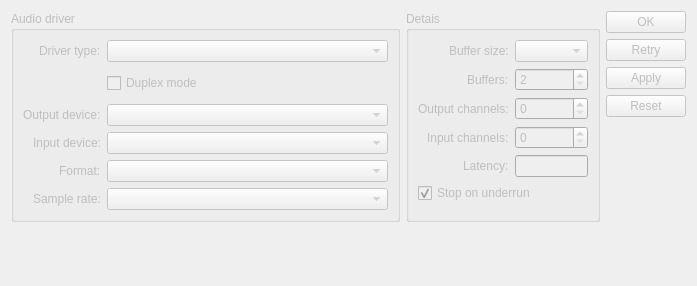
Old version of the form src/main/driverdialog.ui in the repository aasfalcon/samplebrowser.
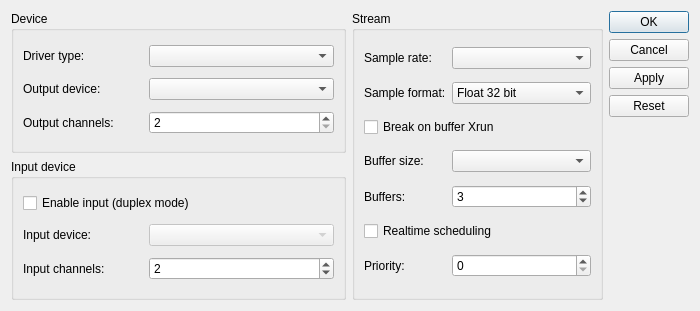
New version of the form. Icons and pictures are not drawn.

Commit message: Finishing driver dialog

Patch:
```diff
--- a/src/main/driverdialog.ui
+++ b/src/main/driverdialog.ui
@@ -9,15 +9,21 @@
    <rect>
     <x>0</x>
     <y>0</y>
-    <width>697</width>
-    <height>286</height>
+    <width>700</width>
+    <height>311</height>
    </rect>
   </property>
-  <property name="sizePolicy">
-   <sizepolicy hsizetype="Minimum" vsizetype="Minimum">
-    <horstretch>0</horstretch>
-    <verstretch>0</verstretch>
-   </sizepolicy>
+  <property name="minimumSize">
+   <size>
+    <width>700</width>
+    <height>311</height>
+   </size>
+  </property>
+  <property name="maximumSize">
+   <size>
+    <width>800</width>
+    <height>400</height>
+   </size>
   </property>
   <property name="windowTitle">
    <string>Driver Settings</string>
@@ -25,137 +31,69 @@
   <property name="modal">
    <bool>true</bool>
   </property>
-  <layout class="QGridLayout" name="gridLayout" columnstretch="2,0,0">
-   <item row="0" column="0">
-    <widget class="QGroupBox" name="chooseDriverGroup">
-     <property name="enabled">
-      <bool>false</bool>
-     </property>
-     <property name="title">
-      <string>Audio driver</string>
-     </property>
-     <layout class="QFormLayout">
-      <property name="labelAlignment">
-       <set>Qt::AlignRight|Qt::AlignTrailing|Qt::AlignVCenter</set>
-      </property>
-      <item row="0" column="0">
-       <widget class="QLabel" name="label">
-        <property name="text">
-         <string>Driver type:</string>
-        </property>
-        <property name="buddy">
-         <cstring>driverType</cstring>
-        </property>
-       </widget>
-      </item>
-      <item row="0" column="1">
-       <widget class="QComboBox" name="driverType"/>
-      </item>
-      <item row="1" column="1">
-       <widget class="QCheckBox" name="duplexMode">
-        <property name="minimumSize">
-         <size>
-          <width>0</width>
-          <height>30</height>
-         </size>
-        </property>
-        <property name="text">
-         <string>Duplex mode</string>
-        </property>
-       </widget>
-      </item>
-      <item row="2" column="0">
-       <widget class="QLabel" name="label_4">
-        <property name="text">
-         <string>Output device:</string>
-        </property>
-        <property name="buddy">
-         <cstring>outputDevice</cstring>
-        </property>
-       </widget>
-      </item>
-      <item row="2" column="1">
-       <widget class="QComboBox" name="outputDevice"/>
-      </item>
-      <item row="3" column="0">
-       <widget class="QLabel" name="label_5">
-        <property name="text">
-         <string>Input device:</string>
-        </property>
-        <property name="buddy">
-         <cstring>inputDevice</cstring>
-        </property>
-       </widget>
-      </item>
-      <item row="3" column="1">
-       <widget class="QComboBox" name="inputDevice">
-        <property name="enabled">
-         <bool>false</bool>
-        </property>
-       </widget>
-      </item>
-      <item row="4" column="0">
-       <widget class="QLabel" name="label_2">
-        <property name="text">
-         <string>Format:</string>
-        </property>
-        <property name="buddy">
-         <cstring>sampleFormat</cstring>
-        </property>
-       </widget>
-      </item>
-      <item row="4" column="1">
-       <widget class="QComboBox" name="sampleFormat"/>
-      </item>
-      <item row="5" column="0">
-       <widget class="QLabel" name="label_3">
-        <property name="text">
-         <string>Sample rate:</string>
-        </property>
-        <property name="buddy">
-         <cstring>sampleRate</cstring>
-        </property>
-       </widget>
-      </item>
-      <item row="5" column="1">
-       <widget class="QComboBox" name="sampleRate"/>
-      </item>
-     </layout>
-     <zorder>label</zorder>
-     <zorder>driverType</zorder>
-     <zorder>duplexMode</zorder>
-     <zorder>outputDevice</zorder>
-     <zorder>label_5</zorder>
-     <zorder>inputDevice</zorder>
-     <zorder>label_2</zorder>
-     <zorder>label_3</zorder>
-     <zorder>sampleRate</zorder>
-     <zorder>label_4</zorder>
-     <zorder>sampleFormat</zorder>
-    </widget>
-   </item>
-   <item row="0" column="1">
+  <layout class="QGridLayout" name="gridLayout" columnstretch="4,3,0">
+   <item row="0" column="1" rowspan="2">
     <widget class="QGroupBox" name="detailsGroup">
-     <property name="enabled">
-      <bool>false</bool>
-     </property>
      <property name="sizePolicy">
       <sizepolicy hsizetype="Preferred" vsizetype="Preferred">
-       <horstretch>1</horstretch>
-       <verstretch>0</verstretch>
+       <horstretch>0</horstretch>
+       <verstretch>1</verstretch>
       </sizepolicy>
      </property>
      <property name="title">
-      <string>Detais</string>
+      <string>Stream</string>
      </property>
      <layout class="QFormLayout" name="formLayout_2">
-      <property name="sizeConstraint">
-       <enum>QLayout::SetMinimumSize</enum>
-      </property>
-      <property name="labelAlignment">
-       <set>Qt::AlignRight|Qt::AlignTrailing|Qt::AlignVCenter</set>
-      </property>
       <item row="0" column="0">
+       <widget class="QLabel" name="label_3">
+        <property name="text">
+         <string>Sample rate:</string>
+        </property>
+        <property name="buddy">
+         <cstring>sampleRate</cstring>
+        </property>
+       </widget>
+      </item>
+      <item row="0" column="1">
+       <widget class="QComboBox" name="sampleRate">
+        <property name="sizePolicy">
+         <sizepolicy hsizetype="Preferred" vsizetype="Fixed">
+          <horstretch>0</horstretch>
+          <verstretch>1</verstretch>
+         </sizepolicy>
+        </property>
+       </widget>
+      </item>
+      <item row="1" column="0">
+       <widget class="QLabel" name="label_2">
+        <property name="text">
+         <string>Sample format:</string>
+        </property>
+        <property name="buddy">
+         <cstring>sampleFormat</cstring>
+        </property>
+       </widget>
+      </item>
+      <item row="1" column="1">
+       <widget class="QComboBox" name="sampleFormat">
+        <item>
+         <property name="text">
+          <string>Float 32 bit</string>
+         </property>
+        </item>
+       </widget>
+      </item>
+      <item row="2" column="0" colspan="2">
+       <widget class="QCheckBox" name="xrunStop">
+        <property name="text">
+         <string>Break on buffer Xrun</string>
+        </property>
+        <property name="checked">
+         <bool>false</bool>
+        </property>
+       </widget>
+      </item>
+      <item row="3" column="0">
        <widget class="QLabel" name="label_8">
         <property name="text">
          <string>Buffer size:</string>
@@ -165,14 +103,14 @@
         </property>
        </widget>
       </item>
-      <item row="0" column="1">
+      <item row="3" column="1">
        <widget class="QComboBox" name="bufferSize">
         <property name="currentText">
          <string/>
         </property>
        </widget>
       </item>
-      <item row="1" column="0">
+      <item row="4" column="0">
        <widget class="QLabel" name="label_9">
         <property name="text">
          <string>Buffers:</string>
@@ -182,7 +120,31 @@
         </property>
        </widget>
       </item>
-      <item row="1" column="1">
+      <item row="5" column="0" colspan="2">
+       <widget class="QCheckBox" name="realtime">
+        <property name="text">
+         <string>Realtime scheduling</string>
+        </property>
+       </widget>
+      </item>
+      <item row="6" column="0">
+       <widget class="QLabel" name="label_11">
+        <property name="text">
+         <string>Priority:</string>
+        </property>
+        <property name="buddy">
+         <cstring>priority</cstring>
+        </property>
+       </widget>
+      </item>
+      <item row="6" column="1">
+       <widget class="QSpinBox" name="priority">
+        <property name="maximum">
+         <number>89</number>
+        </property>
+       </widget>
+      </item>
+      <item row="4" column="1">
        <widget class="QSpinBox" name="bufferCount">
         <property name="minimum">
          <number>2</number>
@@ -190,29 +152,60 @@
         <property name="maximum">
          <number>16</number>
         </property>
+        <property name="value">
+         <number>3</number>
+        </property>
        </widget>
       </item>
-      <item row="2" column="0">
-       <widget class="QLabel" name="label_6">
+     </layout>
+    </widget>
+   </item>
+   <item row="1" column="0">
+    <widget class="QGroupBox" name="inputGroup">
+     <property name="title">
+      <string>Input device</string>
+     </property>
+     <property name="checked">
+      <bool>false</bool>
+     </property>
+     <layout class="QFormLayout" name="formLayout_3">
+      <item row="0" column="0" colspan="2">
+       <widget class="QCheckBox" name="duplexMode">
+        <property name="sizePolicy">
+         <sizepolicy hsizetype="Minimum" vsizetype="Fixed">
+          <horstretch>0</horstretch>
+          <verstretch>1</verstretch>
+         </sizepolicy>
+        </property>
         <property name="text">
-         <string>Output channels:</string>
+         <string>Enable input (duplex mode)</string>
+        </property>
+       </widget>
+      </item>
+      <item row="1" column="0">
+       <widget class="QLabel" name="label_5">
+        <property name="minimumSize">
+         <size>
+          <width>120</width>
+          <height>0</height>
+         </size>
+        </property>
+        <property name="text">
+         <string>Input device:</string>
         </property>
         <property name="buddy">
          <cstring>outChannels</cstring>
         </property>
        </widget>
       </item>
-      <item row="2" column="1">
-       <widget class="QSpinBox" name="outChannels">
-        <property name="minimum">
-         <number>0</number>
+      <item row="1" column="1">
+       <widget class="QComboBox" name="inputDevice">
+        <property name="enabled">
+         <bool>false</bool>
         </property>
-        <property name="maximum">
-         <number>32</number>
-        </property>
        </widget>
       </item>
-      <item row="3" column="0">
+      <item row="2" column="0">
        <widget class="QLabel" name="label_7">
         <property name="text">
          <string>Input channels:</string>
@@ -222,62 +215,110 @@
         </property>
        </widget>
       </item>
-      <item row="3" column="1">
+      <item row="2" column="1">
        <widget class="QSpinBox" name="inChannels">
+        <property name="maximum">
+         <number>32</number>
+        </property>
+        <property name="value">
+         <number>2</number>
+        </property>
+       </widget>
+      </item>
+     </layout>
+    </widget>
+   </item>
+   <item row="2" column="0" colspan="2">
+    <layout class="QHBoxLayout" name="statusLayout">
+     <property name="spacing">
+      <number>0</number>
+     </property>
+     <property name="rightMargin">
+      <number>10</number>
+     </property>
+    </layout>
+   </item>
+   <item row="0" column="0">
+    <widget class="QGroupBox" name="chooseDriverGroup">
+     <property name="title">
+      <string>Device</string>
+     </property>
+     <property name="checkable">
+      <bool>false</bool>
+     </property>
+     <layout class="QFormLayout" name="formLayout">
+      <item row="0" column="0">
+       <widget class="QLabel" name="label">
+        <property name="minimumSize">
+         <size>
+          <width>120</width>
+          <height>0</height>
+         </size>
+        </property>
+        <property name="text">
+         <string>Driver type:</string>
+        </property>
+        <property name="buddy">
+         <cstring>driverType</cstring>
+        </property>
+       </widget>
+      </item>
+      <item row="0" column="1">
+       <widget class="QComboBox" name="driverType">
+        <property name="sizePolicy">
+         <sizepolicy hsizetype="Preferred" vsizetype="Fixed">
+          <horstretch>0</horstretch>
+          <verstretch>1</verstretch>
+         </sizepolicy>
+        </property>
+       </widget>
+      </item>
+      <item row="1" column="0">
+       <widget class="QLabel" name="label_4">
+        <property name="text">
+         <string>Output device:</string>
+        </property>
+        <property name="buddy">
+         <cstring>outputDevice</cstring>
+        </property>
+       </widget>
+      </item>
+      <item row="1" column="1">
+       <widget class="QComboBox" name="outputDevice"/>
+      </item>
+      <item row="2" column="0">
+       <widget class="QLabel" name="label_6">
+        <property name="text">
+         <string>Output channels:</string>
+        </property>
+        <property name="buddy">
+         <cstring>outChannels</cstring>
+        </property>
+       </widget>
+      </item>
+      <item row="2" column="1">
+       <widget class="QSpinBox" name="outChannels">
         <property name="minimum">
-         <number>0</number>
+         <number>2</number>
         </property>
         <property name="maximum">
          <number>32</number>
         </property>
-       </widget>
-      </item>
-      <item row="4" column="0">
-       <widget class="QLabel" name="label_10">
-        <property name="text">
-         <string>Latency:</string>
-        </property>
-        <property name="buddy">
-         <cstring>latency</cstring>
-        </property>
-       </widget>
-      </item>
-      <item row="4" column="1">
-       <widget class="QLineEdit" name="latency">
-        <property name="text">
-         <string/>
-        </property>
-        <property name="readOnly">
-         <bool>true</bool>
-        </property>
-       </widget>
-      </item>
-      <item row="5" column="0" colspan="2">
-       <widget class="QCheckBox" name="xrunStop">
-        <property name="text">
-         <string>Stop on underrun</string>
-        </property>
-        <property name="checked">
-         <bool>true</bool>
+        <property name="value">
+         <number>2</number>
         </property>
        </widget>
       </item>
      </layout>
     </widget>
    </item>
-   <item row="1" column="0" colspan="2">
-    <layout class="QHBoxLayout" name="statusLayout"/>
-   </item>
-   <item row="0" column="2" rowspan="2">
+   <item row="0" column="2" rowspan="3">
     <widget class="QDialogButtonBox" name="buttonBox">
-     <property name="enabled">
-      <bool>false</bool>
-     </property>
      <property name="orientation">
       <enum>Qt::Vertical</enum>
      </property>
      <property name="standardButtons">
-      <set>QDialogButtonBox::Apply|QDialogButtonBox::Ok|QDialogButtonBox::Reset|QDialogButtonBox::Retry</set>
+      <set>QDialogButtonBox::Apply|QDialogButtonBox::Cancel|QDialogButtonBox::Ok|QDialogButtonBox::Reset</set>
      </property>
      <property name="centerButtons">
       <bool>false</bool>
```
Left out of the diff: 27 changed lines with no effect on the pictures. The commit also changes 9 other files.
